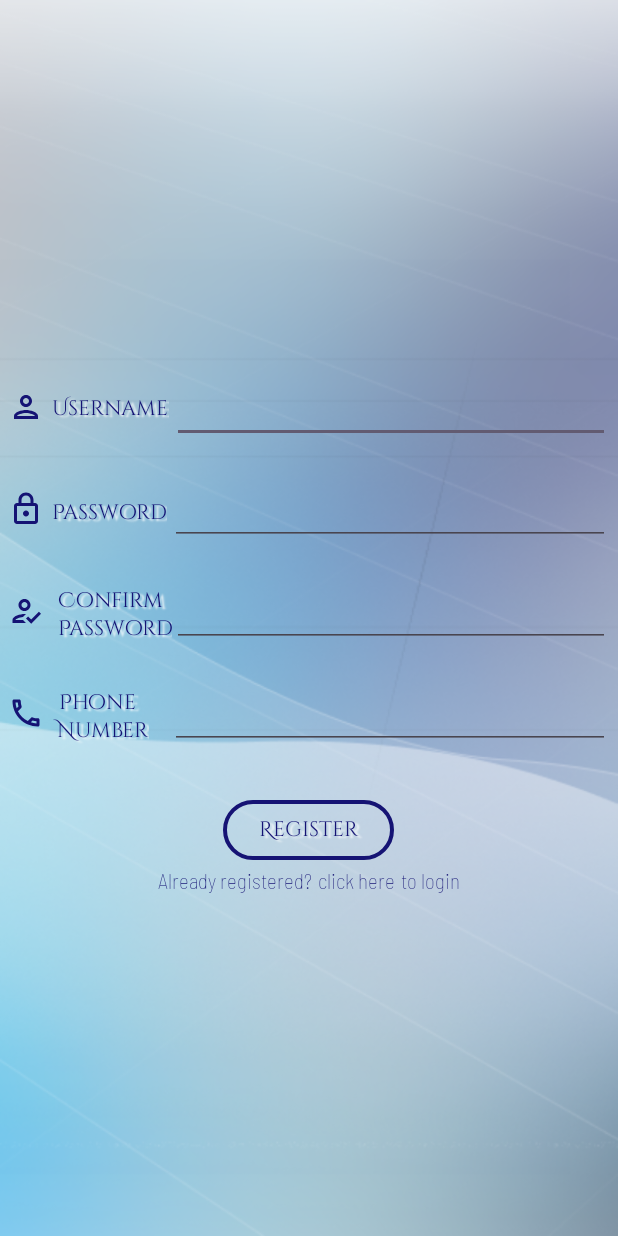
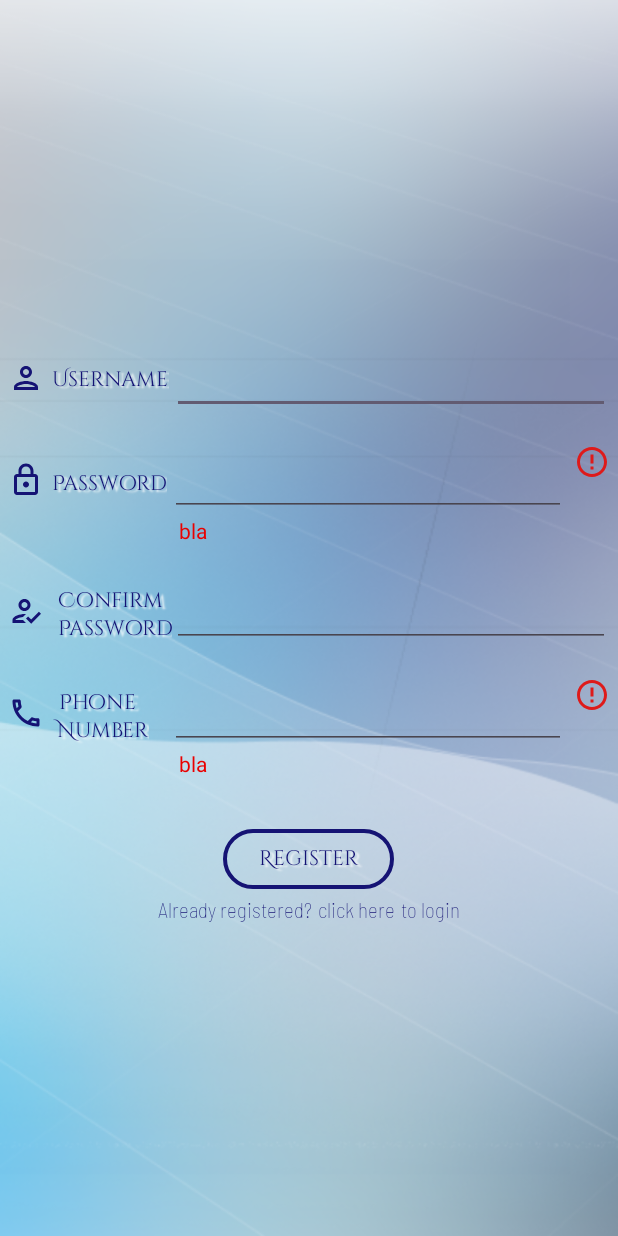
Before and after one commit to shanisapago/Aria, an Android app: the Signin screen opened directly, with no data from a screen before it, after a tap on "Register", on a phone screen of 412 x 824 dp. Run offline under Robolectric (Android 15) with nearby library versions, the phone set to English and light mode, and no system bars.

```diff
--- a/app/build.gradle
+++ b/app/build.gradle
@@ -1,7 +1,6 @@
 plugins {
     id 'com.android.application'
 }
-
 android {
     namespace 'com.example.aria'
     compileSdk 33
@@ -27,8 +26,8 @@ android {
         targetCompatibility JavaVersion.VERSION_1_8
     }
 }
+dependencies {
 
-dependencies {
 
     implementation 'com.squareup.retrofit2:retrofit:2.9.0'
     implementation 'com.squareup.retrofit2:converter-gson:2.5.0'
--- a/app/src/main/java/com/example/aria/Signin.java
+++ b/app/src/main/java/com/example/aria/Signin.java
@@ -3,8 +3,11 @@ package com.example.aria;
 import android.content.Intent;
 import android.os.Build;
 import android.os.Bundle;
+import android.view.View;
 import android.widget.Button;
 import android.widget.EditText;
+import android.widget.ImageView;
+import android.widget.LinearLayout;
 import android.widget.TextView;
 
 import androidx.appcompat.app.AppCompatActivity;
@@ -34,26 +37,71 @@ public class Signin extends AppCompatActivity {
 
             Boolean phoneFlag=false;
             Boolean passFlag=false;
+            Boolean confirmFlag=false;
             Boolean usernameFlag=false;
 
             if(username.length()!=0){
                 usernameFlag=true;
             }
 
+            if(password.length()>7){
+                passFlag=true;
+            }
+
             if(confirmPass.equals(password)){
-                passFlag=true;
+                confirmFlag=true;
             }
             if((phone.length()==10)&&(phone.charAt(0)=='0')&&(phone.charAt(1)=='5')){
                 //System.out.println("naama");
                 phoneFlag=true;
             }
-            if(passFlag&&phoneFlag&&usernameFlag){
+            if(passFlag&&phoneFlag&&usernameFlag&&confirmFlag){
 
                 UsersAPI usersAPI=new UsersAPI();
                 usersAPI.post(username, password, phone);
 
                 Intent i=new Intent(this, Login.class);
                 startActivity(i);
+            }
+            else {
+                if(passFlag==false) {
+                    ImageView errorIcon = findViewById(R.id.wrongPass);
+                    LinearLayout errorText = findViewById(R.id.wrongPass2);
+                    errorIcon.setVisibility(View.VISIBLE);
+                    errorText.setVisibility(View.VISIBLE);
+                }
+                else{
+                    ImageView errorIcon = findViewById(R.id.wrongPass);
+                    LinearLayout errorText = findViewById(R.id.wrongPass2);
+                    errorIcon.setVisibility(View.GONE);
+                    errorText.setVisibility(View.GONE);
+                }
+                if(confirmFlag==false) {
+                    ImageView errorIcon = findViewById(R.id.wrongConfirm);
+                    LinearLayout errorText = findViewById(R.id.wrongConfirm2);
+                    errorIcon.setVisibility(View.VISIBLE);
+                    errorText.setVisibility(View.VISIBLE);
+                }
+                else{
+                    ImageView errorIcon = findViewById(R.id.wrongConfirm);
+                    LinearLayout errorText = findViewById(R.id.wrongConfirm2);
+                    errorIcon.setVisibility(View.GONE);
+                    errorText.setVisibility(View.GONE);
+                }
+                if(phoneFlag==false) {
+                    ImageView errorIcon = findViewById(R.id.wrongPhone);
+                    LinearLayout errorText = findViewById(R.id.wrongPhone2);
+                    errorIcon.setVisibility(View.VISIBLE);
+                    errorText.setVisibility(View.VISIBLE);
+                }
+                else{
+                    ImageView errorIcon = findViewById(R.id.wrongPhone);
+                    LinearLayout errorText = findViewById(R.id.wrongPhone2);
+                    errorIcon.setVisibility(View.GONE);
+                    errorText.setVisibility(View.GONE);
+                }
+
+
             }
         });
 
--- /dev/null
+++ b/app/src/main/res/drawable/daycolorcalendar.xml
@@ -0,0 +1,4 @@
+<shape xmlns:android="http://schemas.android.com/apk/res/android"
+    android:shape="oval">
+    <solid android:color="@color/lightBlue"/>
+</shape>
--- a/app/src/main/res/layout/signin.xml
+++ b/app/src/main/res/layout/signin.xml
@@ -75,6 +75,30 @@
                 android:inputType="text"
                 android:minHeight="48dp"
                 android:textColor="@color/black" />
+            <ImageView
+                android:layout_width="wrap_content"
+                android:layout_height="wrap_content"
+                android:src="@drawable/wrong"
+                android:paddingLeft="5dp"
+                android:gravity="center"
+                android:id="@+id/wrongUser"
+                android:visibility="gone">
+            </ImageView>
+        </LinearLayout>
+        <LinearLayout
+            android:id="@+id/wrongUser2"
+            android:layout_width="match_parent"
+            android:layout_height="wrap_content"
+            android:visibility="gone"
+            android:orientation="horizontal">
+            <TextView
+                android:layout_width="wrap_content"
+                android:layout_height="wrap_content"
+                android:text="bla"
+                android:paddingLeft="119dp"
+                android:gravity="center"
+                android:textColor="@color/RedWarning">
+            </TextView>
         </LinearLayout>
 
         <LinearLayout
@@ -130,6 +154,30 @@
                 android:inputType="textPassword"
                 android:layout_marginLeft="2dp"
                 android:minHeight="48dp"/>
+            <ImageView
+                android:layout_width="wrap_content"
+                android:layout_height="wrap_content"
+                android:src="@drawable/wrong"
+                android:paddingLeft="5dp"
+                android:gravity="center"
+                android:id="@+id/wrongPass"
+                android:visibility="gone">
+            </ImageView>
+        </LinearLayout>
+        <LinearLayout
+            android:id="@+id/wrongPass2"
+            android:visibility="gone"
+            android:layout_width="match_parent"
+            android:layout_height="wrap_content"
+            android:orientation="horizontal">
+            <TextView
+                android:layout_width="wrap_content"
+                android:layout_height="wrap_content"
+                android:text="bla"
+                android:paddingLeft="119dp"
+                android:gravity="center"
+                android:textColor="@color/RedWarning">
+            </TextView>
         </LinearLayout>
 
         <LinearLayout
@@ -185,6 +233,30 @@
                 android:ems="10"
                 android:inputType="textPassword"
                 android:minHeight="48dp"/>
+            <ImageView
+                android:layout_width="wrap_content"
+                android:layout_height="wrap_content"
+                android:src="@drawable/wrong"
+                android:paddingLeft="5dp"
+                android:gravity="center"
+                android:id="@+id/wrongConfirm"
+                android:visibility="gone">
+            </ImageView>
+        </LinearLayout>
+        <LinearLayout
+            android:id="@+id/wrongConfirm2"
+            android:visibility="gone"
+            android:layout_width="match_parent"
+            android:layout_height="wrap_content"
+            android:orientation="horizontal">
+            <TextView
+                android:layout_width="wrap_content"
+                android:layout_height="wrap_content"
+                android:text="bla"
+                android:paddingLeft="119dp"
+                android:gravity="center"
+                android:textColor="@color/RedWarning">
+            </TextView>
         </LinearLayout>
 
         <LinearLayout
@@ -238,6 +310,30 @@
                 android:ems="10"
                 android:inputType="phone"
                 android:minHeight="48dp"/>
+            <ImageView
+                android:id="@+id/wrongPhone"
+                android:layout_width="wrap_content"
+                android:layout_height="wrap_content"
+                android:src="@drawable/wrong"
+                android:paddingLeft="5dp"
+                android:gravity="center"
+                android:visibility="gone">
+            </ImageView>
+        </LinearLayout>
+        <LinearLayout
+            android:id="@+id/wrongPhone2"
+            android:visibility="gone"
+            android:layout_width="match_parent"
+            android:layout_height="wrap_content"
+            android:orientation="horizontal">
+            <TextView
+                android:layout_width="wrap_content"
+                android:layout_height="wrap_content"
+                android:text="bla"
+                android:paddingLeft="119dp"
+                android:gravity="center"
+                android:textColor="@color/RedWarning">
+            </TextView>
         </LinearLayout>
 
         <LinearLayout
```
Also changed, not shown: app/src/main/java/com/example/aria/CalendarActivity.java (+13 -0 lines), app/src/main/java/com/example/aria/ConvertToJSON.java (deleted, +0 -7 lines), app/src/main/java/com/example/aria/IdClass.java (added, +17 -0 lines), app/src/main/java/com/example/aria/JoinEvent.java (added, +40 -0 lines), app/src/main/java/com/example/aria/Loading.java (+34 -26 lines), app/src/main/java/com/example/aria/Login.java (+20 -4 lines), app/src/main/java/com/example/aria/RetroFitClasses/EventsAPI.java (+161 -7 lines), app/src/main/java/com/example/aria/RetroFitClasses/NewEvent.java (renamed from app/src/main/java/com/example/aria/RetroFitClasses/Event.java, +14 -14 lines), app/src/main/java/com/example/aria/RetroFitClasses/TokensAPI.java (added, +44 -0 lines), app/src/main/java/com/example/aria/RetroFitClasses/UsersAPI.java (+3 -14 lines), app/src/main/java/com/example/aria/RetroFitClasses/WebServiceAPI.java (+30 -32 lines), app/src/main/java/com/example/aria/UserPass.java (added, +26 -0 lines). Lines whose indentation alone changed are shown as unchanged.
